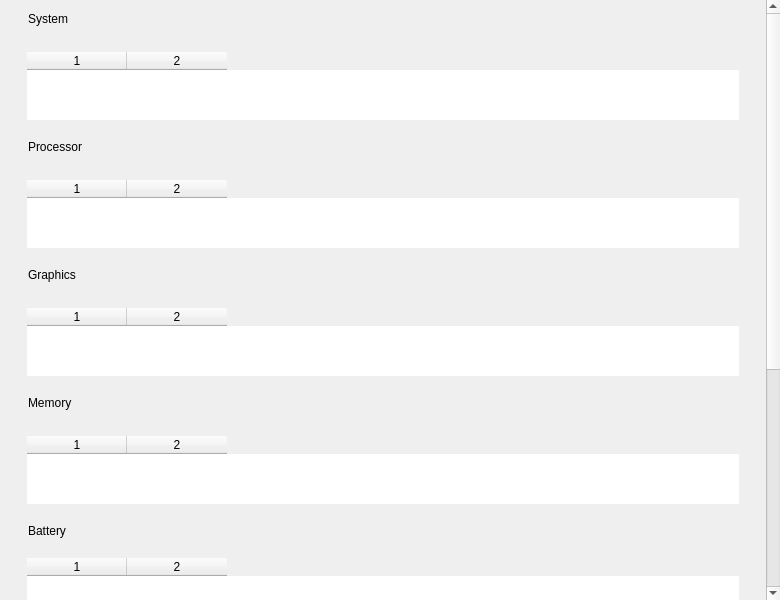
Above: shared/nexis/Pages/HardwareInfo/hardware_info_page.ui from s4solutionsllc/Nexis before the change. Below: the same form after it.
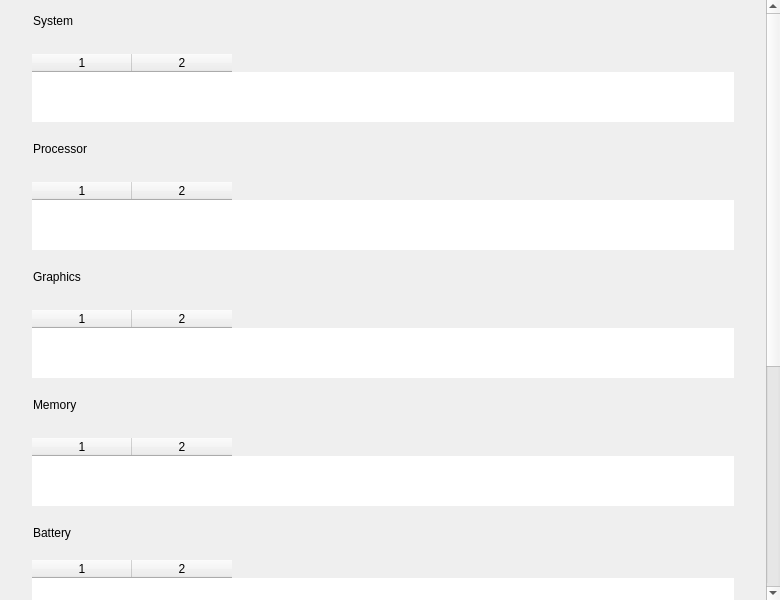
That is the form after the change.

Commit message: refactor(ui): shared page scaffold and scoped transparent backgrounds

```diff
--- a/shared/nexis/Pages/HardwareInfo/hardware_info_page.ui
+++ b/shared/nexis/Pages/HardwareInfo/hardware_info_page.ui
@@ -29,10 +29,10 @@
      <widget class="QWidget" name="scrollContent">
       <layout class="QVBoxLayout" name="scrollLayout">
        <property name="spacing"><number>12</number></property>
-       <property name="leftMargin"><number>15</number></property>
-       <property name="topMargin"><number>10</number></property>
-       <property name="rightMargin"><number>15</number></property>
-       <property name="bottomMargin"><number>10</number></property>
+       <property name="leftMargin"><number>20</number></property>
+       <property name="topMargin"><number>12</number></property>
+       <property name="rightMargin"><number>20</number></property>
+       <property name="bottomMargin"><number>16</number></property>
 
        <!-- System section: DS §3 header (NEX F2) + DS §2 elevated card (NEX F1) -->
        <item>
```
The commit also changes 33 other files.
